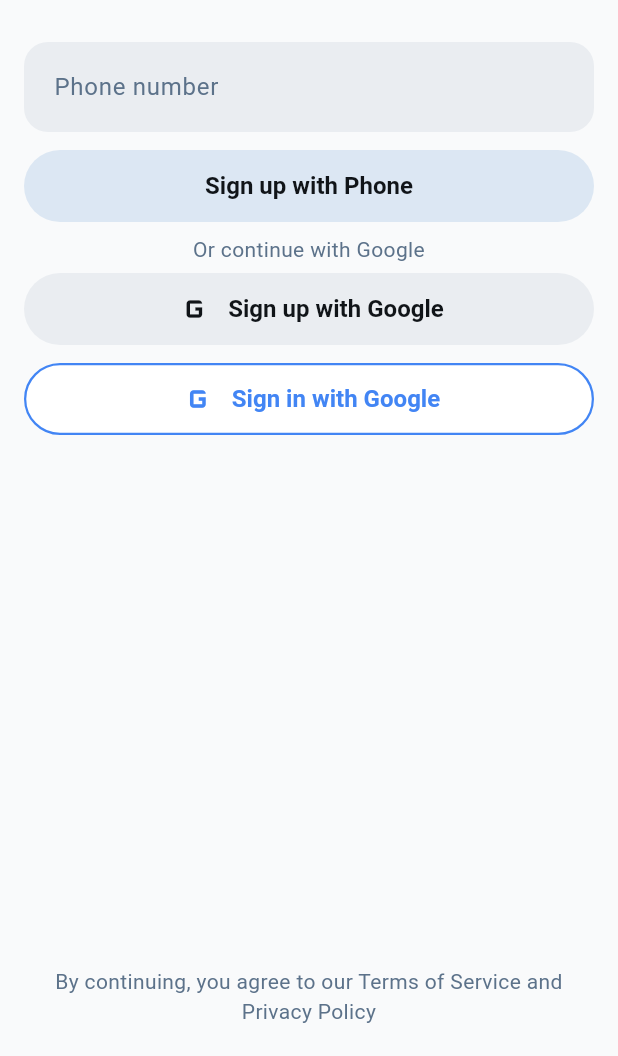
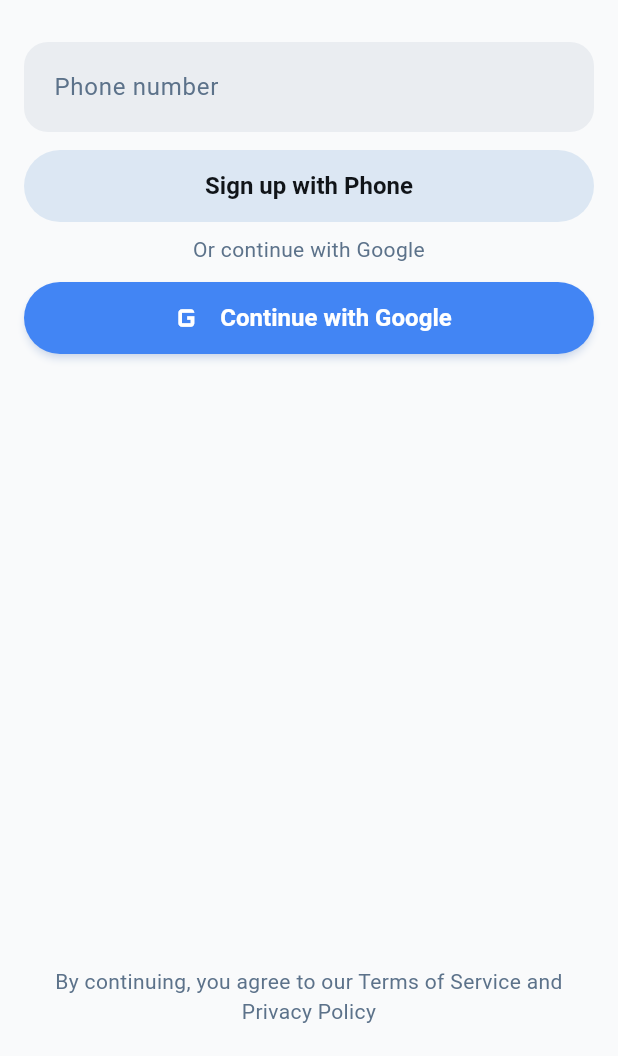
Before and after one commit to Akil1265/Roomie, a Flutter app: the screen it shows after launch, on a phone screen of 412 x 824 dp, the part 180-1236 px from its top. Run offline on Flutter 3.47's test engine with Material 3 defaults, Android fonts, the phone set to English and light mode, and no system bars; our stand-ins replace cloud_firestore, firebase_auth, firebase_core, firebase_database, google_sign_in, image_picker and 1 more; accounts and stored records are empty; Roboto replaces fonts that are missing (Plus Jakarta Sans).

```diff
--- a/lib/screens/login_s.dart
+++ b/lib/screens/login_s.dart
@@ -45,37 +45,43 @@
     );
   }
 
-  Future<void> _googleSignIn() async {
+  /// ✅ Smart Google Authentication - Single button for all users
+  Future<void> _continueWithGoogle() async {
     setState(() => _loading = true);
     final authService = AuthService();
 
     try {
-      print('🔄 Login: Starting Google Sign-In process...');
+      print('🔄 Login: Starting Google authentication...');
       final result = await authService.signInWithGoogle();
       setState(() => _loading = false);
 
       if (!mounted) return;
 
+      print('🔄 Google auth result: ${result.status}');
+
       switch (result.status) {
         case GoogleSignInStatus.success:
-          await _handleGoogleAuthSuccess(result.user, isSignUp: false);
+          print('✅ Google auth successful, handling user...');
+          await _handleGoogleAuthSuccess(result.user);
           break;
         case GoogleSignInStatus.cancelled:
         case GoogleSignInStatus.popupClosed:
+          print('🚫 Google auth cancelled by user');
           if (mounted) {
             ScaffoldMessenger.of(context).showSnackBar(
               const SnackBar(
-                content: Text('Sign-In cancelled.'),
+                content: Text('Sign-in was cancelled. Please try again.'),
                 backgroundColor: Colors.orange,
               ),
             );
           }
           break;
         case GoogleSignInStatus.error:
+          print('🚨 Google auth error: ${result.message}');
           if (mounted) {
             ScaffoldMessenger.of(context).showSnackBar(
               SnackBar(
-                content: Text(result.message ?? 'Google Sign-In failed.'),
+                content: Text('Authentication failed: ${result.message ?? 'Unknown error'}'),
                 backgroundColor: Colors.red,
               ),
             );
@@ -83,68 +89,22 @@
           break;
       }
     } catch (e) {
+      print('🚨 Exception in Google auth: $e');
       setState(() => _loading = false);
       if (!mounted) return;
       ScaffoldMessenger.of(context).showSnackBar(
         SnackBar(
-          content: Text('Sign-in error: $e'),
+          content: Text('Authentication error: $e'),
           backgroundColor: Colors.red,
         ),
       );
     }
   }
 
-  Future<void> _googleSignUp() async {
-    setState(() => _loading = true);
-    final authService = AuthService();
-
-    try {
-      print('🔄 Login: Starting Google Sign-Up process...');
-      final result = await authService.signInWithGoogle();
-      setState(() => _loading = false);
-
-      if (!mounted) return;
-
-      switch (result.status) {
-        case GoogleSignInStatus.success:
-          await _handleGoogleAuthSuccess(result.user, isSignUp: true);
-          break;
-        case GoogleSignInStatus.cancelled:
-        case GoogleSignInStatus.popupClosed:
-          if (mounted) {
-            ScaffoldMessenger.of(context).showSnackBar(
-              const SnackBar(
-                content: Text('Sign-Up cancelled.'),
-                backgroundColor: Colors.orange,
-              ),
-            );
-          }
-          break;
-        case GoogleSignInStatus.error:
-          if (mounted) {
-            ScaffoldMessenger.of(context).showSnackBar(
-              SnackBar(
-                content: Text(result.message ?? 'Google Sign-Up failed.'),
-                backgroundColor: Colors.red,
-              ),
-            );
-          }
-          break;
-      }
-    } catch (e) {
-      setState(() => _loading = false);
-      if (!mounted) return;
-      ScaffoldMessenger.of(context).showSnackBar(
-        SnackBar(
-          content: Text('Sign-up error: $e'),
-          backgroundColor: Colors.red,
-        ),
-      );
-    }
-  }
-
-  Future<void> _handleGoogleAuthSuccess(user, {required bool isSignUp}) async {
+  /// ✅ Smart routing logic based on user profile completion
+  Future<void> _handleGoogleAuthSuccess(user) async {
     if (user == null) {
+      print('🚨 No user returned from Google auth');
       ScaffoldMessenger.of(context).showSnackBar(
         const SnackBar(
           content: Text('Authentication error: No user returned'),
@@ -154,29 +114,38 @@
       return;
     }
 
+    print('🔄 Checking user profile for: ${user.email} (${user.uid})');
     final userDetails = await FirestoreService().getUserDetails(user.uid);
     if (!mounted) return;
+
+    print('🔍 User details found: $userDetails');
 
     if (userDetails == null ||
         userDetails['username'] == null ||
         userDetails['username'].toString().isEmpty) {
-      // New user or incomplete profile - go to user details
+      // ✅ New user or incomplete profile - go to user details page
+      print('📝 New user detected - navigating to User Details');
+      ScaffoldMessenger.of(context).showSnackBar(
+        SnackBar(
+          content: Text('Welcome ${user.displayName ?? user.email}! Please complete your profile.'),
+          backgroundColor: Colors.green,
+        ),
+      );
       Navigator.pushReplacement(
         context,
         MaterialPageRoute(
-          builder: (_) => UserDetailsScreen(isFromPhoneSignup: isSignUp),
+          builder: (_) => UserDetailsScreen(isFromPhoneSignup: false),
         ),
       );
     } else {
-      // Existing user with complete profile - go to home
-      if (isSignUp) {
-        ScaffoldMessenger.of(context).showSnackBar(
-          const SnackBar(
-            content: Text('Welcome back! You already have an account.'),
-            backgroundColor: Colors.blue,
-          ),
-        );
-      }
+      // ✅ Existing user with complete profile - go directly to home
+      print('🏠 Existing user detected - going to Home');
+      ScaffoldMessenger.of(context).showSnackBar(
+        SnackBar(
+          content: Text('Welcome back, ${userDetails['username']}!'),
+          backgroundColor: Colors.blue,
+        ),
+      );
       Navigator.pushNamedAndRemoveUntil(context, '/home', (r) => false);
     }
   }
@@ -320,77 +289,39 @@
                           ),
                         ),
                       ),
-                      // Google Sign-Up Button
+                      // ✅ Single Google Button - Smart Logic
                       Padding(
                         padding: const EdgeInsets.symmetric(
                           horizontal: 16,
-                          vertical: 6,
+                          vertical: 12,
                         ),
                         child: SizedBox(
                           width: double.infinity,
                           height: 48,
                           child: ElevatedButton.icon(
-                            onPressed: _loading ? null : _googleSignUp,
+                            onPressed: _loading ? null : _continueWithGoogle,
                             icon: const Icon(
                               Icons.g_mobiledata,
-                              color: Color(0xFF101418),
+                              color: Colors.white,
                               size: 28,
                             ),
                             label: const Text(
-                              'Sign up with Google',
+                              'Continue with Google',
                               style: TextStyle(
                                 fontWeight: FontWeight.bold,
                                 fontSize: 16,
                                 letterSpacing: 0.015,
+                                color: Colors.white,
                               ),
                             ),
                             style: ElevatedButton.styleFrom(
-                              backgroundColor: const Color(0xFFEAEDF1),
-                              foregroundColor: const Color(0xFF101418),
+                              backgroundColor: const Color(0xFF4285F4),
+                              foregroundColor: Colors.white,
                               shape: RoundedRectangleBorder(
                                 borderRadius: BorderRadius.circular(32),
                               ),
-                              elevation: 0,
-                              padding: const EdgeInsets.only(left: 0),
-                            ),
-                          ),
-                        ),
-                      ),
-                      // Google Sign-In Button
-                      Padding(
-                        padding: const EdgeInsets.symmetric(
-                          horizontal: 16,
-                          vertical: 6,
-                        ),
-                        child: SizedBox(
-                          width: double.infinity,
-                          height: 48,
-                          child: OutlinedButton.icon(
-                            onPressed: _loading ? null : _googleSignIn,
-                            icon: const Icon(
-                              Icons.g_mobiledata,
-                              color: Color(0xFF4285F4),
-                              size: 28,
-                            ),
-                            label: const Text(
-                              'Sign in with Google',
-                              style: TextStyle(
-                                fontWeight: FontWeight.bold,
-                                fontSize: 16,
-                                letterSpacing: 0.015,
-                                color: Color(0xFF4285F4),
-                              ),
-                            ),
-                            style: OutlinedButton.styleFrom(
-                              backgroundColor: Colors.white,
-                              side: const BorderSide(
-                                color: Color(0xFF4285F4),
-                                width: 1.5,
-                              ),
-                              shape: RoundedRectangleBorder(
-                                borderRadius: BorderRadius.circular(32),
-                              ),
-                              elevation: 0,
+                              elevation: 2,
+                              shadowColor: const Color(0xFF4285F4).withOpacity(0.3),
                               padding: const EdgeInsets.only(left: 0),
                             ),
                           ),
```
Also changed, not shown: lib/services/auth_service.dart (+14 -3 lines), 1 other file.
